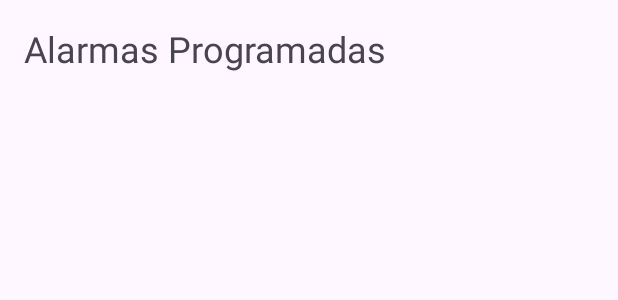
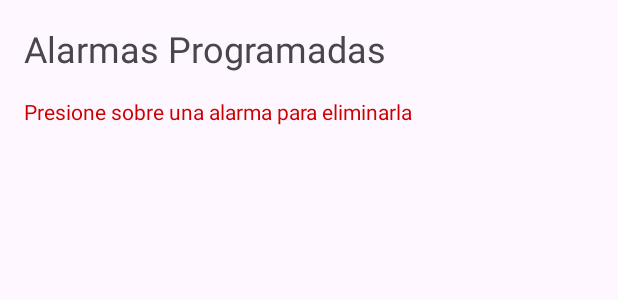
Before and after one commit to NoeliaDuranL/Recordatorio_Medicamentos, an Android app: the layout activity_alarmas_programadas.xml on its own in the app's theme, with its tools: preview values and no code run, on a phone screen of 412 x 824 dp. Shown: the top 300 px of the screen. Run offline under Robolectric (Android 15) with nearby library versions, the phone set to English and light mode, and no system bars.

Commit message:
se puede eliminar alarmas

```diff
--- a/app/build.gradle
+++ b/app/build.gradle
@@ -43,6 +43,7 @@ dependencies {
     implementation 'androidx.drawerlayout:drawerlayout:1.2.0'
     implementation 'androidx.coordinatorlayout:coordinatorlayout:1.2.0'
     implementation 'com.google.firebase:firebase-firestore-ktx:24.6.1'
+    implementation 'com.google.firebase:firebase-firestore:24.4.1'
 
     testImplementation 'junit:junit:4.13.2'
     androidTestImplementation 'androidx.test.ext:junit:1.1.5'
--- a/app/src/main/res/layout/activity_alarmas_programadas.xml
+++ b/app/src/main/res/layout/activity_alarmas_programadas.xml
@@ -1,6 +1,5 @@
 <?xml version="1.0" encoding="utf-8"?>
 <LinearLayout xmlns:android="http://schemas.android.com/apk/res/android"
-    xmlns:app="http://schemas.android.com/apk/res-auto"
     xmlns:tools="http://schemas.android.com/tools"
     android:layout_width="match_parent"
     android:layout_height="match_parent"
@@ -16,9 +15,17 @@
         android:textSize="24sp"
         android:layout_marginBottom="16dp" />
 
+    <TextView
+        android:id="@+id/textView2"
+        android:layout_width="369dp"
+        android:layout_height="43dp"
+        android:text="Presione sobre una alarma para eliminarla"
+        android:textColor="@android:color/holo_red_dark"/>
+
     <ListView
         android:id="@+id/listViewAlarmas"
         android:layout_width="match_parent"
         android:layout_height="wrap_content" />
 
+
 </LinearLayout>
--- a/app/src/main/res/layout/app_bar_main.xml
+++ b/app/src/main/res/layout/app_bar_main.xml
@@ -16,6 +16,7 @@
             android:layout_width="match_parent"
             android:layout_height="?attr/actionBarSize"
             android:background="#02315E"
+            app:titleTextColor="@color/white"
             app:layout_scrollFlags="scroll|enterAlways" />
 
     </com.google.android.material.appbar.AppBarLayout>
--- a/app/src/main/res/values/colors.xml
+++ b/app/src/main/res/values/colors.xml
@@ -3,4 +3,5 @@
     <color name="black">#FF000000</color>
     <color name="white">#FFFFFFFF</color>
     <color name="azul">#02315E</color>
+    <color name="rojo">#FF0000</color>
 </resources>
--- a/build.gradle
+++ b/build.gradle
@@ -4,7 +4,7 @@ buildscript {
     }
 }// Top-level build file where you can add configuration options common to all sub-projects/modules.
 plugins {
-    id 'com.android.application' version '8.0.1' apply false
-    id 'com.android.library' version '8.0.1' apply false
+    id 'com.android.application' version '8.0.2' apply false
+    id 'com.android.library' version '8.0.2' apply false
     id 'org.jetbrains.kotlin.android' version '1.8.20' apply false
 }
```
Also changed, not shown: app/src/main/java/com/example/recordatoriomedicamentos/AlarmasProgramadasActivity.kt (+48 -4 lines).
